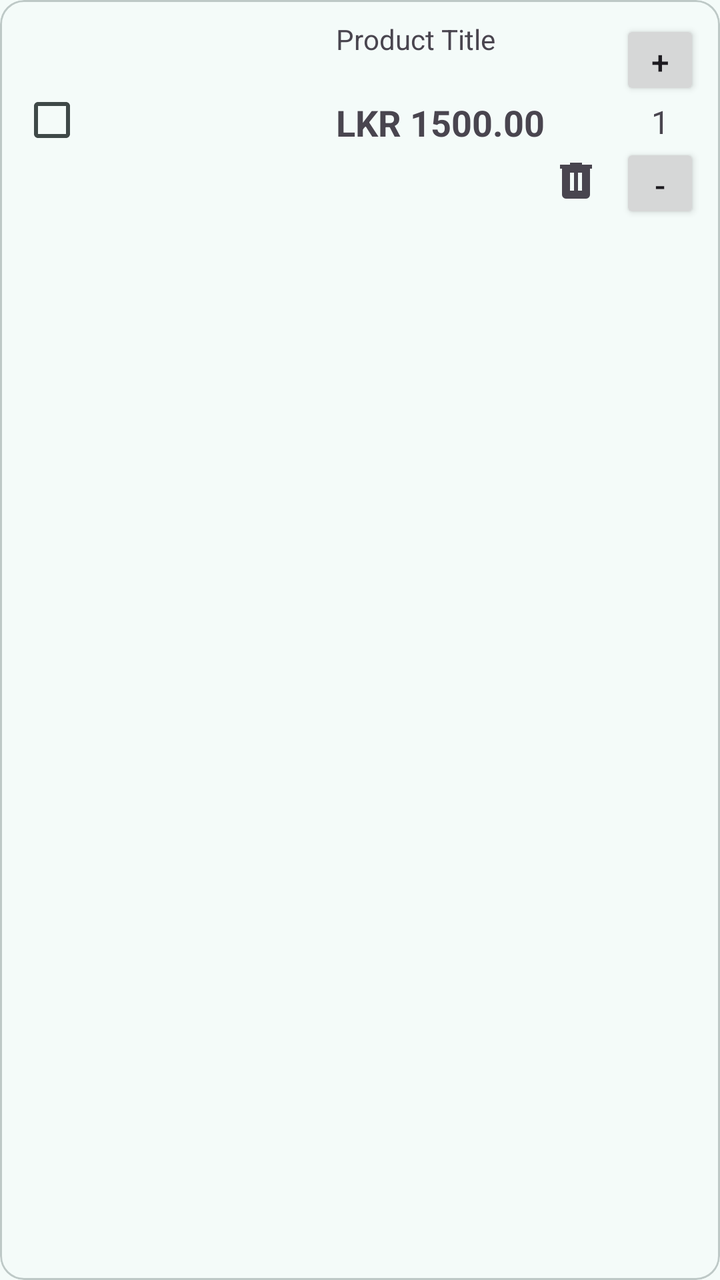
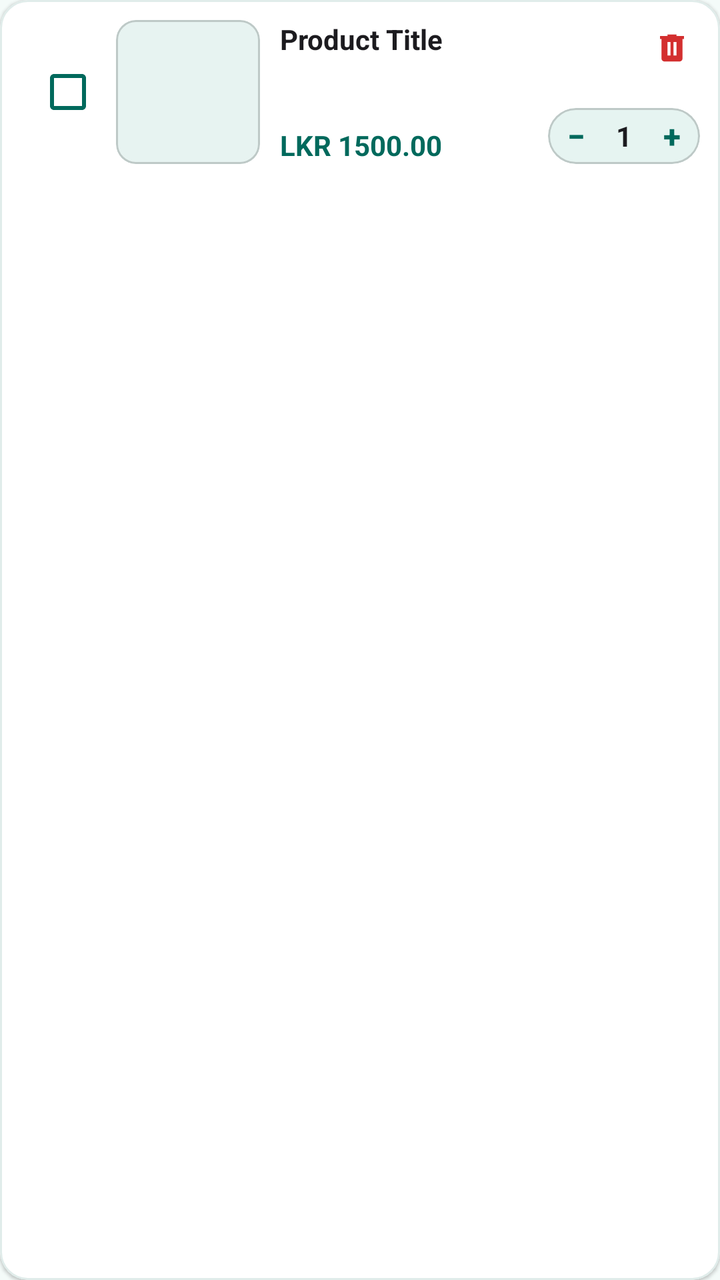

Compare the two renders of this Android layout. The source of the first and the diff that turns it into the second are given below.
<!-- AndroidManifest.xml: application theme Theme.StudySphere -->
<!-- res/layout/item_cart.xml -->
<?xml version="1.0" encoding="utf-8"?>
<com.google.android.material.card.MaterialCardView xmlns:android="http://schemas.android.com/apk/res/android"
    android:layout_width="match_parent"
    android:layout_height="wrap_content"
    android:layout_margin="8dp">

    <LinearLayout
        android:layout_width="match_parent"
        android:layout_height="wrap_content"
        android:orientation="horizontal"
        android:padding="10dp">

        
        <CheckBox
            android:id="@+id/item_cart_checkbox"
            android:layout_width="wrap_content"
            android:layout_height="wrap_content"
            android:layout_gravity="center_vertical"
            android:paddingEnd="8dp"/>

        
        <ImageView
            android:id="@+id/item_cart_image"
            android:layout_width="100dp"
            android:layout_height="100dp"/>

        
        <LinearLayout
            android:layout_width="0dp"
            android:layout_height="match_parent"
            android:layout_weight="1"
            android:layout_marginStart="10dp"
            android:layout_gravity="center_vertical"
            android:orientation="vertical">

            <TextView
                android:id="@+id/item_cart_title"
                android:layout_width="match_parent"
                android:layout_height="wrap_content"
                android:text="Product Title"
                android:ellipsize="end"
                android:maxLines="2"
                android:textSize="14sp"/>

            <TextView
                android:id="@+id/item_cart_price"
                android:layout_width="wrap_content"
                android:layout_height="wrap_content"
                android:layout_marginTop="20dp"
                android:text="LKR 1500.00"
                android:textSize="18sp"
                android:textStyle="bold"/>

            <ImageView
                android:id="@+id/item_cart_remove"
                android:layout_width="24dp"
                android:layout_height="24dp"
                android:src="@drawable/delete_24px"
                android:layout_gravity="end"
                android:layout_marginTop="5dp"
                android:layout_marginEnd="10dp"/>

        </LinearLayout>

        
        <LinearLayout
            android:layout_width="wrap_content"
            android:layout_height="match_parent"
            android:layout_gravity="center_horizontal"
            android:orientation="vertical">

            <androidx.appcompat.widget.AppCompatButton
                android:id="@+id/item_cart_btn_plus"
                android:layout_width="40dp"
                android:layout_height="40dp"
                android:text="+"
                android:textSize="16sp" />

            <TextView
                android:id="@+id/item_cart_quantity"
                android:layout_width="match_parent"
                android:layout_height="wrap_content"
                android:paddingStart="10dp"
                android:paddingEnd="10dp"
                android:text="1"
                android:textAlignment="center"
                android:textSize="16sp" />

            <androidx.appcompat.widget.AppCompatButton
                android:id="@+id/item_cart_btn_minus"
                android:layout_width="40dp"
                android:layout_height="40dp"
                android:text="-"
                android:textSize="16sp" />

        </LinearLayout>

    </LinearLayout>

</com.google.android.material.card.MaterialCardView>
<!-- resources referenced by this layout -->
<resources>
  <!-- drawable delete_24px (drawable) -->
  <vector xmlns:android="http://schemas.android.com/apk/res/android"
      android:width="24dp"
      android:height="24dp"
      android:viewportWidth="960"
      android:viewportHeight="960"
      android:tint="?attr/colorControlNormal">
    <path
        android:fillColor="@android:color/white"
        android:pathData="M280,840Q247,840 223.5,816.5Q200,793 200,760L200,240L160,240L160,160L360,160L360,120L600,120L600,160L800,160L800,240L760,240L760,760Q760,793 736.5,816.5Q713,840 680,840L280,840ZM360,680L440,680L440,320L360,320L360,680ZM520,680L600,680L600,320L520,320L520,680Z"/>
  </vector>
  <color name="md_theme_primary">#006A67</color>
  <color name="md_theme_onPrimary">#FFFFFF</color>
  <color name="md_theme_primaryContainer">#9CF1ED</color>
  <color name="md_theme_onPrimaryContainer">#00504D</color>
  <color name="md_theme_secondary">#4A6361</color>
  <color name="md_theme_onSecondary">#FFFFFF</color>
  <color name="md_theme_secondaryContainer">#CCE8E6</color>
  <color name="md_theme_onSecondaryContainer">#324B4A</color>
  <color name="md_theme_tertiary">#49607B</color>
  <color name="md_theme_onTertiary">#FFFFFF</color>
  <color name="md_theme_tertiaryContainer">#D1E4FF</color>
  <color name="md_theme_onTertiaryContainer">#324862</color>
  <color name="md_theme_error">#BA1A1A</color>
  <color name="md_theme_onError">#FFFFFF</color>
  <color name="md_theme_errorContainer">#FFDAD6</color>
  <color name="md_theme_onErrorContainer">#93000A</color>
  <color name="md_theme_background">#F4FBF9</color>
  <color name="md_theme_onBackground">#161D1C</color>
  <color name="md_theme_surface">#F4FBF9</color>
  <color name="md_theme_onSurface">#161D1C</color>
  <color name="md_theme_surfaceVariant">#DAE5E3</color>
  <color name="md_theme_onSurfaceVariant">#3F4948</color>
  <color name="md_theme_outline">#6F7978</color>
  <color name="md_theme_outlineVariant">#BEC9C7</color>
  <color name="md_theme_inverseSurface">#2B3231</color>
  <color name="md_theme_inverseOnSurface">#ECF2F1</color>
  <color name="md_theme_inversePrimary">#80D5D1</color>
  <color name="md_theme_primaryFixed">#9CF1ED</color>
  <color name="md_theme_onPrimaryFixed">#00201F</color>
  <color name="md_theme_primaryFixedDim">#80D5D1</color>
  <color name="md_theme_onPrimaryFixedVariant">#00504D</color>
  <color name="md_theme_secondaryFixed">#CCE8E6</color>
  <color name="md_theme_onSecondaryFixed">#051F1E</color>
  <color name="md_theme_secondaryFixedDim">#B0CCCA</color>
  <color name="md_theme_onSecondaryFixedVariant">#324B4A</color>
  <color name="md_theme_tertiaryFixed">#D1E4FF</color>
  <color name="md_theme_onTertiaryFixed">#021D35</color>
  <color name="md_theme_tertiaryFixedDim">#B1C8E8</color>
  <color name="md_theme_onTertiaryFixedVariant">#324862</color>
  <color name="md_theme_surfaceDim">#D5DBDA</color>
  <color name="md_theme_surfaceBright">#F4FBF9</color>
  <color name="md_theme_surfaceContainerLowest">#FFFFFF</color>
  <color name="md_theme_surfaceContainerLow">#EFF5F3</color>
  <color name="md_theme_surfaceContainer">#E9EFEE</color>
  <color name="md_theme_surfaceContainerHigh">#E3E9E8</color>
  <color name="md_theme_surfaceContainerHighest">#DDE4E2</color>
  <!-- unchanged entries left out for length: 1 -->
</resources>

<!-- the commit's change to res/layout/item_cart.xml (unified diff, before → after) -->
@@ -1,100 +1,145 @@
 <?xml version="1.0" encoding="utf-8"?>
 <com.google.android.material.card.MaterialCardView xmlns:android="http://schemas.android.com/apk/res/android"
+    xmlns:app="http://schemas.android.com/apk/res-auto"
     android:layout_width="match_parent"
     android:layout_height="wrap_content"
-    android:layout_margin="8dp">
+    android:layout_marginHorizontal="12dp"
+    android:layout_marginVertical="5dp"
+    app:cardBackgroundColor="#FFFFFF"
+    app:cardCornerRadius="14dp"
+    app:cardElevation="1dp"
+    app:strokeColor="#E0ECEA"
+    app:strokeWidth="1dp">
 
-    <LinearLayout
+    <androidx.constraintlayout.widget.ConstraintLayout
         android:layout_width="match_parent"
         android:layout_height="wrap_content"
-        android:orientation="horizontal"
         android:padding="10dp">
 
-        
-        <CheckBox
+        <com.google.android.material.checkbox.MaterialCheckBox
             android:id="@+id/item_cart_checkbox"
             android:layout_width="wrap_content"
             android:layout_height="wrap_content"
-            android:layout_gravity="center_vertical"
-            android:paddingEnd="8dp"/>
+            app:buttonIconTint="#FFFFFF"
+            app:buttonTint="#00695C"
+            app:layout_constraintBottom_toBottomOf="parent"
+            app:layout_constraintStart_toStartOf="parent"
+            app:layout_constraintTop_toTopOf="parent" />
 
-        
-        <ImageView
-            android:id="@+id/item_cart_image"
-            android:layout_width="100dp"
-            android:layout_height="100dp"/>
-
-        
-        <LinearLayout
-            android:layout_width="0dp"
-            android:layout_height="match_parent"
-            android:layout_weight="1"
-            android:layout_marginStart="10dp"
-            android:layout_gravity="center_vertical"
-            android:orientation="vertical">
-
-            <TextView
-                android:id="@+id/item_cart_title"
-                android:layout_width="match_parent"
-                android:layout_height="wrap_content"
-                android:text="Product Title"
-                android:ellipsize="end"
-                android:maxLines="2"
-                android:textSize="14sp"/>
-
-            <TextView
-                android:id="@+id/item_cart_price"
-                android:layout_width="wrap_content"
-                android:layout_height="wrap_content"
-                android:layout_marginTop="20dp"
-                android:text="LKR 1500.00"
-                android:textSize="18sp"
-                android:textStyle="bold"/>
+        <com.google.android.material.card.MaterialCardView
+            android:id="@+id/image_card"
+            android:layout_width="72dp"
+            android:layout_height="72dp"
+            app:cardCornerRadius="10dp"
+            app:cardElevation="0dp"
+            app:layout_constraintBottom_toBottomOf="parent"
+            app:layout_constraintStart_toEndOf="@id/item_cart_checkbox"
+            app:layout_constraintTop_toTopOf="parent">
 
             <ImageView
-                android:id="@+id/item_cart_remove"
-                android:layout_width="24dp"
-                android:layout_height="24dp"
-                android:src="@drawable/delete_24px"
-                android:layout_gravity="end"
-                android:layout_marginTop="5dp"
-                android:layout_marginEnd="10dp"/>
+                android:id="@+id/item_cart_image"
+                android:layout_width="match_parent"
+                android:layout_height="match_parent"
+                android:contentDescription="Product image"
+                android:scaleType="centerCrop" />
+        </com.google.android.material.card.MaterialCardView>
 
-        </LinearLayout>
+        <TextView
+            android:id="@+id/item_cart_title"
+            android:layout_width="0dp"
+            android:layout_height="wrap_content"
+            android:layout_marginStart="10dp"
+            android:layout_marginEnd="4dp"
+            android:ellipsize="end"
+            android:maxLines="2"
+            android:text="Product Title"
+            android:textColor="#1C1B1F"
+            android:textSize="14sp"
+            android:textStyle="bold"
+            app:layout_constraintEnd_toStartOf="@id/item_cart_remove"
+            app:layout_constraintStart_toEndOf="@id/image_card"
+            app:layout_constraintTop_toTopOf="@id/image_card" />
 
-        
-        <LinearLayout
+        <ImageView
+            android:id="@+id/item_cart_remove"
+            android:layout_width="28dp"
+            android:layout_height="28dp"
+            android:background="?attr/selectableItemBackgroundBorderless"
+            android:contentDescription="Remove Item"
+            android:padding="5dp"
+            android:src="@drawable/delete_24px"
+            app:layout_constraintEnd_toEndOf="parent"
+            app:layout_constraintTop_toTopOf="@id/image_card"
+            app:tint="#D32F2F" />
+
+        <TextView
+            android:id="@+id/item_cart_price"
             android:layout_width="wrap_content"
-            android:layout_height="match_parent"
-            android:layout_gravity="center_horizontal"
-            android:orientation="vertical">
+            android:layout_height="wrap_content"
+            android:layout_marginStart="10dp"
+            android:maxLines="1"
+            android:text="LKR 1500.00"
+            android:textColor="#00695C"
+            android:textSize="14sp"
+            android:textStyle="bold"
+            app:layout_constraintBottom_toBottomOf="@id/image_card"
+            app:layout_constraintStart_toEndOf="@id/image_card" />
 
-            <androidx.appcompat.widget.AppCompatButton
-                android:id="@+id/item_cart_btn_plus"
-                android:layout_width="40dp"
-                android:layout_height="40dp"
-                android:text="+"
-                android:textSize="16sp" />
+        <com.google.android.material.card.MaterialCardView
+            android:id="@+id/quantity_container"
+            android:layout_width="wrap_content"
+            android:layout_height="28dp"
+            app:cardBackgroundColor="#E6F4F1"
+            app:cardCornerRadius="14dp"
+            app:cardElevation="0dp"
+            app:layout_constraintBottom_toBottomOf="@id/image_card"
+            app:layout_constraintEnd_toEndOf="parent">
 
-            <TextView
-                android:id="@+id/item_cart_quantity"
-                android:layout_width="match_parent"
-                android:layout_height="wrap_content"
-                android:paddingStart="10dp"
-                android:paddingEnd="10dp"
-                android:text="1"
-                android:textAlignment="center"
-                android:textSize="16sp" />
+            <LinearLayout
+                android:layout_width="wrap_content"
+                android:layout_height="match_parent"
+                android:gravity="center_vertical"
+                android:orientation="horizontal">
 
-            <androidx.appcompat.widget.AppCompatButton
-                android:id="@+id/item_cart_btn_minus"
-                android:layout_width="40dp"
-                android:layout_height="40dp"
-                android:text="-"
-                android:textSize="16sp" />
+                <androidx.appcompat.widget.AppCompatButton
+                    android:id="@+id/item_cart_btn_minus"
+                    android:layout_width="28dp"
+                    android:layout_height="28dp"
+                    android:background="?attr/selectableItemBackgroundBorderless"
+                    android:minWidth="0dp"
+                    android:minHeight="0dp"
+                    android:padding="0dp"
+                    android:text="−"
+                    android:textColor="#00695C"
+                    android:textSize="16sp"
+                    android:textStyle="bold" />
 
-        </LinearLayout>
+                <TextView
+                    android:id="@+id/item_cart_quantity"
+                    android:layout_width="wrap_content"
+                    android:layout_height="wrap_content"
+                    android:minWidth="20dp"
+                    android:text="1"
+                    android:textAlignment="center"
+                    android:textColor="#1C1B1F"
+                    android:textSize="14sp"
+                    android:textStyle="bold" />
 
-    </LinearLayout>
+                <androidx.appcompat.widget.AppCompatButton
+                    android:id="@+id/item_cart_btn_plus"
+                    android:layout_width="28dp"
+                    android:layout_height="28dp"
+                    android:background="?attr/selectableItemBackgroundBorderless"
+                    android:minWidth="0dp"
+                    android:minHeight="0dp"
+                    android:padding="0dp"
+                    android:text="+"
+                    android:textColor="#00695C"
+                    android:textSize="16sp"
+                    android:textStyle="bold" />
+            </LinearLayout>
+        </com.google.android.material.card.MaterialCardView>
+
+    </androidx.constraintlayout.widget.ConstraintLayout>
 
 </com.google.android.material.card.MaterialCardView>
